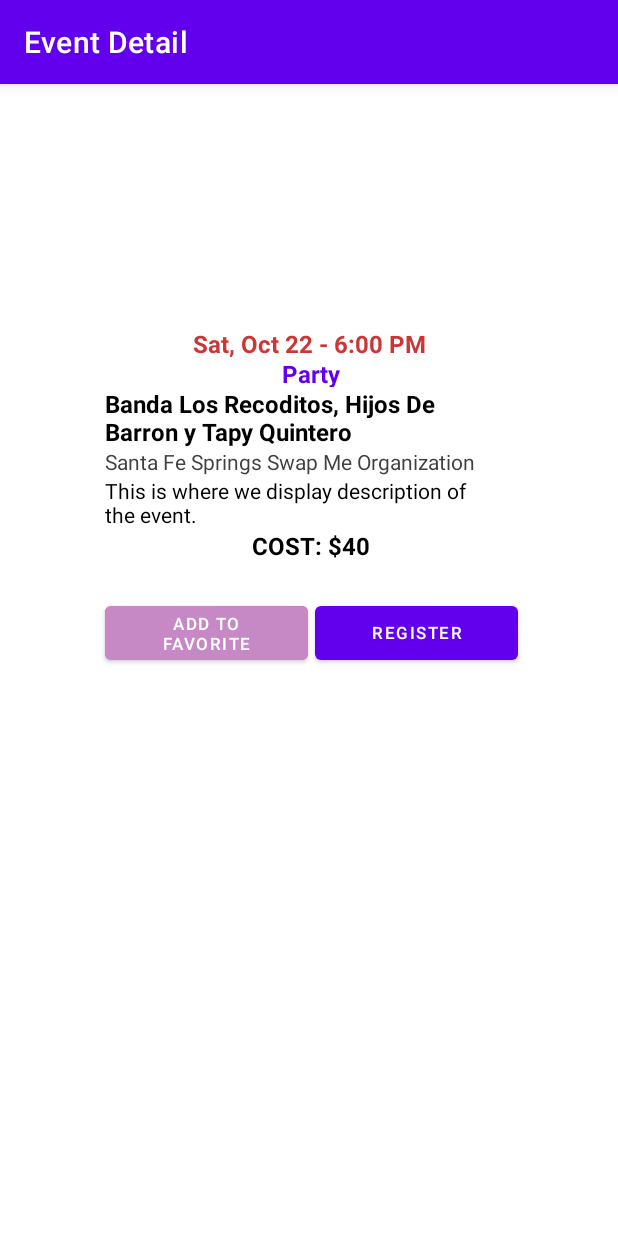
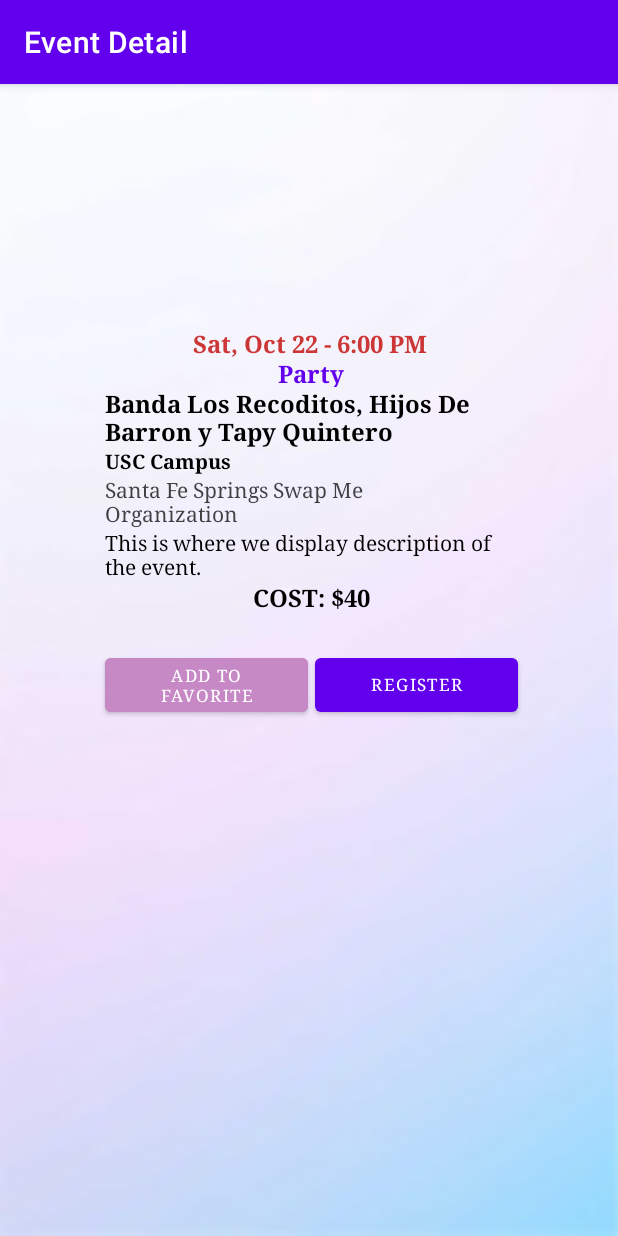
Before and after one commit to FeliX-Hell0/CSCI310_Group_Project, an Android app: the EventDetailActivity screen opened directly, with no data from a screen before it, on a phone screen of 412 x 824 dp. Run offline under Robolectric (Android 15) with nearby library versions, the phone set to English and light mode, and no system bars; our stand-ins replace Firebase (no records; nobody signed in at launch, a user with empty details on screens opened directly).

Commit message:
formatted

```diff
--- a/app/src/main/java/com/example/csci310_group_project/EventDetailActivity.java
+++ b/app/src/main/java/com/example/csci310_group_project/EventDetailActivity.java
@@ -54,6 +54,7 @@
         ImageView imgView = findViewById(R.id.custom_event_info_img_view);
         TextView dateText = findViewById(R.id.custom_event_date);
         TextView titleText = findViewById(R.id.custom_event_title);
+        TextView locationText = findViewById(R.id.custom_event_location);
         TextView organizerText = findViewById(R.id.custom_event_organizer);
         TextView descriptionText = findViewById(R.id.custom_event_description);
         TextView typeText = findViewById(R.id.custom_event_type);
@@ -86,13 +87,14 @@
 
                             Event event = new Event(documentSnapshot.getString("name"), documentSnapshot.getString("type"),
                                     documentSnapshot.getString("date"), documentSnapshot.getString("sponsoring_org"), documentSnapshot.getString("description"),
-                                    documentSnapshot.getString("location"), 0,0, false, false);
+                                    documentSnapshot.getString("location"), (int) (long) (documentSnapshot.getLong("cost")),0, false, false);
 
                             // TODO: update display accordingly
                             dateText.setText(event.getEventDate());
                             typeText.setText(event.getEventType());
+                            locationText.setText(event.getEventLocation());
+                            organizerText.setText(event.getEventOrganizor());
                             descriptionText.setText(event.getEventDescription());
-                            organizerText.setText(event.getEventOrganizor());
 
                             costText.setText("Cost: $" + String.valueOf(event.getEventCost()));
                         }
--- a/app/src/main/res/layout/activity_main.xml
+++ b/app/src/main/res/layout/activity_main.xml
@@ -14,6 +14,7 @@
         android:layout_gravity="center_vertical"
         android:layout_marginStart="110dp"
         android:layout_marginTop="120dp"
+        android:fontFamily="serif"
         android:text="Login"
         app:layout_constraintHorizontal_bias="0.497"
         app:layout_constraintLeft_toLeftOf="parent"
@@ -28,6 +29,7 @@
         android:layout_gravity="center_vertical"
         android:layout_marginStart="110dp"
         android:layout_marginTop="180dp"
+        android:fontFamily="serif"
         android:text="Register"
         app:layout_constraintHorizontal_bias="0.497"
         app:layout_constraintLeft_toLeftOf="parent"
@@ -43,6 +45,7 @@
         android:layout_marginStart="110dp"
         android:layout_marginTop="240dp"
         android:backgroundTint="@color/light_purple"
+        android:fontFamily="serif"
         android:text="continue as guest"
         app:layout_constraintHorizontal_bias="0.497"
         app:layout_constraintLeft_toLeftOf="parent"
--- a/app/src/main/res/layout/custom_event_box_cardview.xml
+++ b/app/src/main/res/layout/custom_event_box_cardview.xml
@@ -27,9 +27,9 @@
             android:id="@+id/custom_event_date"
             android:layout_width="wrap_content"
             android:layout_height="wrap_content"
-            android:layout_marginStart="10dp"
             android:layout_marginEnd="140dp"
             android:height="20dp"
+            android:fontFamily="serif"
             android:text="Sat, Oct 22 - 6:00 PM"
             android:textColor="@color/orange"
             android:textSize="14sp"
@@ -46,6 +46,7 @@
             android:layout_height="wrap_content"
             android:layout_marginEnd="48dp"
             android:height="20dp"
+            android:fontFamily="serif"
             android:text="Party"
             android:textColor="@color/orange"
             android:textSize="14sp"
@@ -63,9 +64,10 @@
             android:layout_marginTop="16dp"
             android:layout_marginEnd="16dp"
             android:width="260dp"
+            android:fontFamily="serif"
             android:text="Banda Los Recoditos, Hijos De Barron y Tapy Quintero"
             android:textColor="@color/black"
-            android:textSize="18sp"
+            android:textSize="16sp"
             android:textStyle="bold"
             app:layout_constraintEnd_toEndOf="parent"
             app:layout_constraintTop_toTopOf="parent" />
@@ -79,6 +81,7 @@
             android:layout_marginEnd="32dp"
             android:width="200dp"
             android:height="20dp"
+            android:fontFamily="sans-serif-condensed"
             android:text="Santa Monica Beach"
             android:textColor="@color/grey"
             android:textSize="14sp"
@@ -123,6 +126,7 @@
             android:layout_marginEnd="16dp"
             android:width="30dp"
             android:height="20dp"
+            android:fontFamily="serif"
             android:text="Not Registered"
             android:textColor="@color/purple_200"
             android:textSize="14sp"
--- a/app/src/main/res/layout/custom_event_detail_layout.xml
+++ b/app/src/main/res/layout/custom_event_detail_layout.xml
@@ -1,6 +1,13 @@
 <?xml version="1.0" encoding="utf-8"?>
+
 <GridLayout xmlns:android="http://schemas.android.com/apk/res/android"
     xmlns:tools="http://schemas.android.com/tools"
+    android:layout_width="match_parent"
+    android:layout_height="match_parent"
+    android:orientation="vertical"
+    android:background="@drawable/pink_background">
+
+    <GridLayout
         android:id="@+id/custom_event_info_view"
         android:layout_width="300dp"
         android:layout_height="wrap_content"
@@ -11,8 +18,7 @@
         android:height="400dp"
         android:width="300dp"
         android:textSize="20sp"
-    android:background="@android:color/white"
-    android:orientation="vertical" >
+        android:orientation="vertical">
 
         <ImageView
             android:id="@+id/custom_event_info_img_view"
@@ -32,22 +38,23 @@
             android:layout_gravity="center"
             android:layout_marginEnd="2dp"
             android:height="20dp"
-        android:textStyle="bold"
+            android:fontFamily="serif"
+            android:text="Sat, Oct 22 - 6:00 PM"
             android:textColor="@color/orange"
             android:textSize="16sp"
-        android:text="Sat, Oct 22 - 6:00 PM"/>
+            android:textStyle="bold" />
 
         <TextView
             android:id="@+id/custom_event_type"
             android:layout_width="wrap_content"
             android:layout_height="wrap_content"
+            android:layout_gravity="center"
             android:height="20dp"
-        android:layout_gravity="center"
+            android:fontFamily="serif"
             android:text="Party"
             android:textColor="@color/purple_500"
             android:textSize="16sp"
-        android:textStyle="bold"
-        />
+            android:textStyle="bold" />
 
         <TextView
             android:id="@+id/custom_event_title"
@@ -56,12 +63,27 @@
             android:layout_below="@+id/custom_event_date"
             android:layout_marginStart="20dp"
             android:layout_marginEnd="20dp"
+            android:width="260dp"
             android:height="40dp"
+            android:fontFamily="serif"
+            android:text="Banda Los Recoditos, Hijos De Barron y Tapy Quintero"
+            android:textColor="@color/black"
+            android:textSize="16sp"
+            android:textStyle="bold" />
+
+        <TextView
+            android:id="@+id/custom_event_location"
+            android:layout_width="wrap_content"
+            android:layout_height="wrap_content"
+            android:layout_below="@+id/custom_event_location"
+            android:layout_marginStart="20dp"
+            android:layout_marginEnd="20dp"
             android:width="260dp"
-        android:textSize="16sp"
+            android:fontFamily="serif"
+            android:text="USC Campus"
             android:textColor="@color/black"
-        android:textStyle="bold"
-        android:text="Banda Los Recoditos, Hijos De Barron y Tapy Quintero" />
+            android:textSize="13sp"
+            android:textStyle="bold" />
 
         <TextView
             android:id="@+id/custom_event_organizer"
@@ -70,9 +92,10 @@
             android:layout_below="@+id/custom_event_title"
             android:layout_marginStart="20dp"
             android:layout_marginEnd="20dp"
-        android:textSize="14sp"
+            android:fontFamily="serif"
+            android:text="Santa Fe Springs Swap Me Organization"
             android:textColor="@color/grey"
-        android:text="Santa Fe Springs Swap Me Organization"/>
+            android:textSize="14sp" />
 
         <TextView
             android:id="@+id/custom_event_description"
@@ -82,35 +105,36 @@
             android:layout_marginStart="20dp"
             android:layout_marginEnd="20dp"
             android:width="200dp"
+            android:fontFamily="serif"
             android:text="This is where we display description of the event."
             android:textColor="@color/black"
             android:textSize="14sp" />
-
-
 
         <TextView
             android:id="@+id/custom_event_cost"
             android:layout_width="wrap_content"
             android:layout_height="wrap_content"
+            android:layout_below="@+id/custom_event_organizer"
             android:layout_gravity="center"
-        android:layout_below="@+id/custom_event_organizer"
             android:height="20dp"
-        android:textStyle="bold"
+            android:fontFamily="serif"
+            android:text="COST: $40"
             android:textColor="@color/black"
             android:textSize="16sp"
-        android:text="COST: $40" />
+            android:textStyle="bold" />
 
         <Button
             android:id="@+id/custom_event_favorite_button"
             android:layout_width="135dp"
             android:layout_height="wrap_content"
             android:layout_below="@+id/custom_event_title"
+            android:layout_marginStart="20dp"
             android:layout_marginTop="25dp"
-        android:layout_marginStart="20dp"
             android:layout_marginEnd="20dp"
             android:width="170dp"
             android:height="10dp"
             android:backgroundTint="@color/light_purple"
+            android:fontFamily="serif"
             android:text="Add to Favorite"
             android:textSize="11sp" />
 
@@ -119,12 +143,14 @@
             android:layout_width="135dp"
             android:layout_height="wrap_content"
             android:layout_below="@+id/custom_event_title"
+            android:layout_marginStart="160dp"
             android:layout_marginTop="-48dp"
-        android:layout_marginStart="160dp"
             android:layout_marginEnd="20dp"
             android:width="70dp"
             android:height="10dp"
+            android:fontFamily="serif"
             android:text="Register"
             android:textSize="11sp" />
+    </GridLayout>
 
 </GridLayout>
--- a/app/src/main/res/menu/bottom_nav_menu.xml
+++ b/app/src/main/res/menu/bottom_nav_menu.xml
@@ -9,7 +9,7 @@
     <item
         android:id="@+id/nav_map"
         android:icon="@drawable/ic_baseline_map_24"
-        android:title="Map" />
+        android:title="Map"/>
 
     <item
         android:id="@+id/nav_fav"
--- a/app/src/main/res/values/themes.xml
+++ b/app/src/main/res/values/themes.xml
@@ -19,6 +19,11 @@
         <item name="windowNoTitle">true</item>
     </style>
 
+    <style name="Widget.BottomNavigationView"
+        parent="Widget.Design.BottomNavigationView">
+        <item name="fontFamily">serif</item>
+    </style>
+
     <style name="Theme.CSCI310_Group_Project.AppBarOverlay" parent="ThemeOverlay.AppCompat.Dark.ActionBar" />
 
     <style name="Theme.CSCI310_Group_Project.PopupOverlay" parent="ThemeOverlay.AppCompat.Light" />
```
Also changed, not shown: app/src/main/res/drawable/pink_background.png (added). Lines whose indentation alone changed are shown as unchanged.
